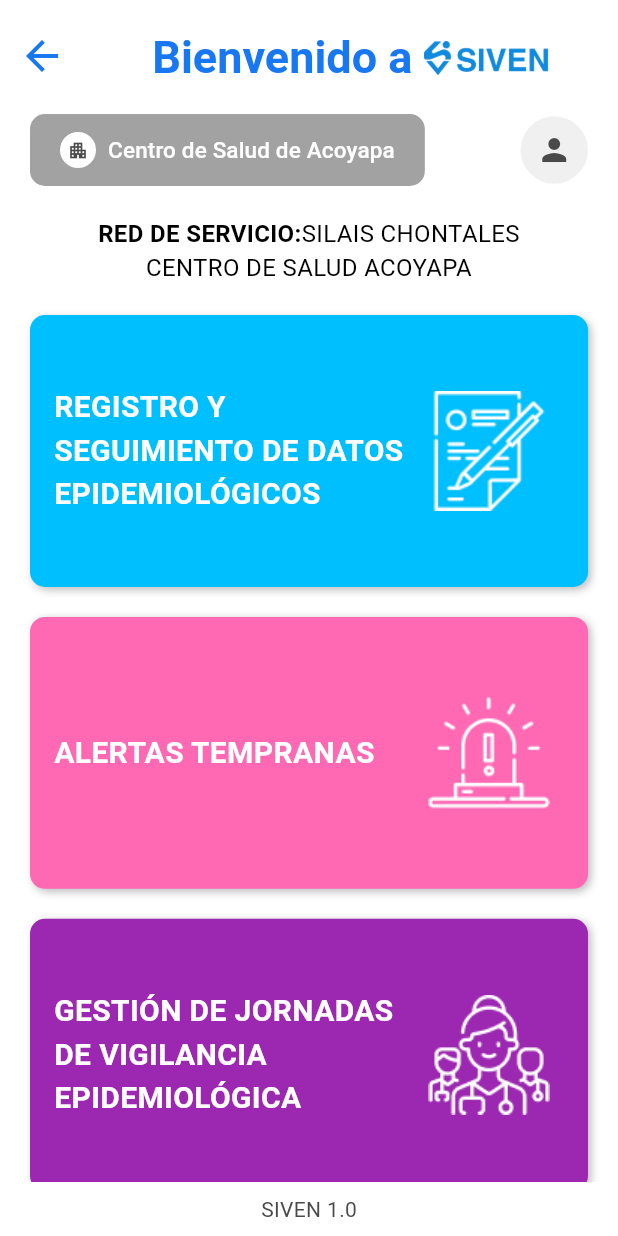
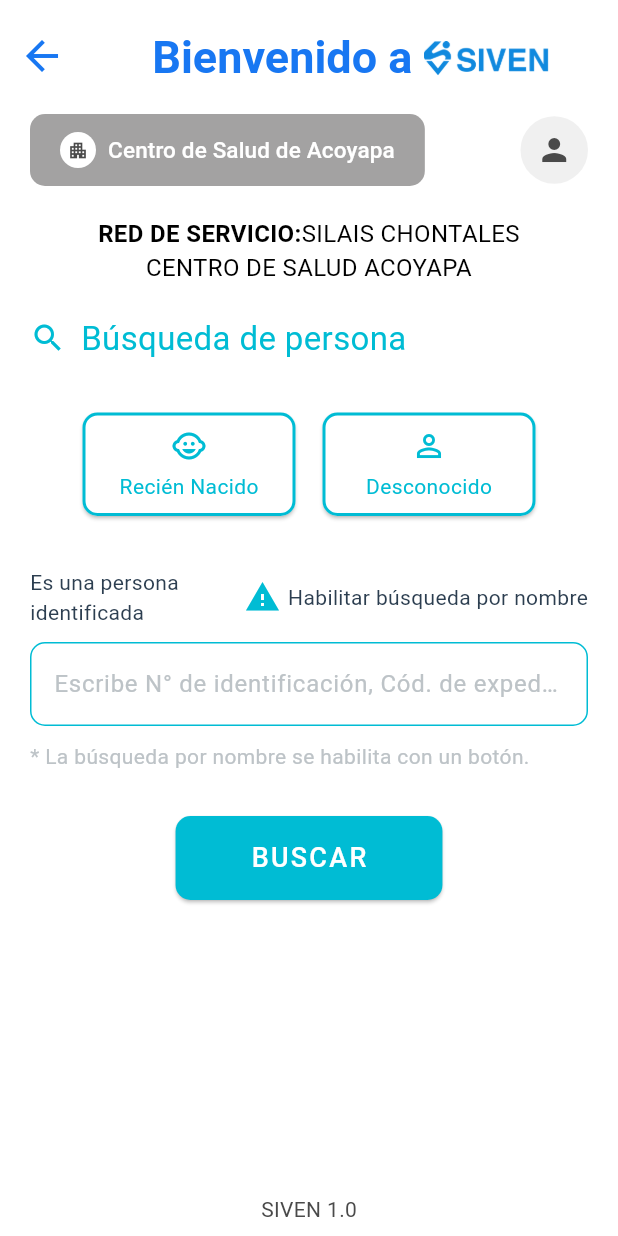
Before and after one commit to Alvaro-Hernandez/SIVEN_APP, a Flutter app: the Home screen opened by its route, after a tap on "REGISTRO Y SEGUIMIENTO DE DATOS EPIDEMIO", on a phone screen of 412 x 824 dp. Run offline on Flutter 3.47's test engine with Material 3 defaults, Android fonts, the phone set to English and light mode, and no system bars; our stand-ins replace dropdown_search, flutter_secure_storage, syncfusion_flutter_charts; accounts and stored records are empty; network calls fail.

Commit message:
:lipstick: Avances en captacion con las 3 primer pantallas diseñada

```diff
--- /dev/null
+++ b/lib/features/captacion/captacion_busqueda_persona.dart
@@ -0,0 +1,238 @@
+import 'package:flutter/material.dart';
+import 'package:siven_app/widgets/version.dart'; // Widget reutilizado
+import 'package:siven_app/widgets/Encabezado_reporte_analisis.dart'; // Widget reutilizado
+
+class CaptacionBusquedaPersona extends StatefulWidget {
+  const CaptacionBusquedaPersona({Key? key}) : super(key: key);
+
+  @override
+  _CaptacionBusquedaPersonaState createState() => _CaptacionBusquedaPersonaState();
+}
+
+class _CaptacionBusquedaPersonaState extends State<CaptacionBusquedaPersona> {
+  bool habilitarBusquedaPorNombre = false;
+  String? seleccion; // Para manejar la selección de botones "Recién Nacido" o "Desconocido"
+
+  @override
+  Widget build(BuildContext context) {
+    return Scaffold(
+      backgroundColor: Colors.white,
+      appBar: AppBar(
+        backgroundColor: Colors.white,
+        elevation: 0,
+        leading: Padding(
+          padding: const EdgeInsets.only(top: 13.0),
+          child: IconButton(
+            icon: const Icon(Icons.arrow_back, color: Color(0xFF1877F2), size: 32),
+            onPressed: () {
+              Navigator.pushNamed(context, '/home');
+            },
+          ),
+        ),
+        title: const EncabezadoBienvenida(), // Título reutilizado
+        centerTitle: true,
+      ),
+      body: Column(
+        mainAxisAlignment: MainAxisAlignment.spaceBetween,
+        children: [
+          Expanded(
+            child: SingleChildScrollView(
+              padding: const EdgeInsets.all(20.0),
+              child: Column(
+                crossAxisAlignment: CrossAxisAlignment.center,
+                children: [
+                  // Filas con botones adicionales (BotonCentroSalud y IconoPerfil)
+                  Row(
+                    mainAxisAlignment: MainAxisAlignment.spaceBetween,
+                    children: const [
+                      BotonCentroSalud(),
+                      IconoPerfil(),
+                    ],
+                  ),
+                  const SizedBox(height: 20),
+
+                  // Red de servicio (otro widget adicional que ya tenías)
+                  const RedDeServicio(),
+                  const SizedBox(height: 20),
+
+                  // Título de búsqueda con el ícono de lupa, ajustado hacia la izquierda
+                  Row(
+                    mainAxisAlignment: MainAxisAlignment.start,
+                    children: const [
+                      Icon(Icons.search, color: Color(0xFF00BCD4)), // Ícono de lupa con color #00BCD4
+                      SizedBox(width: 10),
+                      Text(
+                        'Búsqueda de persona',
+                        style: TextStyle(
+                          fontSize: 22,
+                          color: Color(0xFF00BCD4), // Color del texto
+                        ),
+                      ),
+                    ],
+                  ),
+                  const SizedBox(height: 30),
+
+                  // Botones de selección "Recién Nacido" y "Desconocido", centrados
+                  Row(
+                    mainAxisAlignment: MainAxisAlignment.center, // Centrados
+                    children: [
+                      SizedBox(
+                        width: 150, // Fijando el ancho para ambos botones
+                        child: GestureDetector(
+                          onTap: () {
+                            setState(() {
+                              seleccion = 'Recién Nacido';
+                            });
+                          },
+                          child: Card(
+                            shape: RoundedRectangleBorder(
+                              borderRadius: BorderRadius.circular(10),
+                              side: const BorderSide(color: Color(0xFF00BCD4), width: 2),
+                            ),
+                            color: seleccion == 'Recién Nacido' ? Color(0xFFEAF9FF) : Colors.white,
+                            child: Padding(
+                              padding: const EdgeInsets.symmetric(vertical: 10.0, horizontal: 10.0),
+                              child: Column(
+                                children: const [
+                                  Icon(Icons.child_care, color: Color(0xFF00BCD4)),
+                                  SizedBox(height: 5),
+                                  Text(
+                                    'Recién Nacido',
+                                    style: TextStyle(color: Color(0xFF00BCD4)),
+                                  ),
+                                ],
+                              ),
+                            ),
+                          ),
+                        ),
+                      ),
+                      const SizedBox(width: 10),
+                      SizedBox(
+                        width: 150,
+                        child: GestureDetector(
+                          onTap: () {
+                            setState(() {
+                              seleccion = 'Desconocido';
+                              // Navegación hacia la pantalla captacion_busqueda_por_nombre
+                              Navigator.pushNamed(context, '/captacion_busqueda_por_nombre');
+                            });
+                          },
+                          child: Card(
+                            shape: RoundedRectangleBorder(
+                              borderRadius: BorderRadius.circular(10),
+                              side: const BorderSide(color: Color(0xFF00BCD4), width: 2),
+                            ),
+                            color: seleccion == 'Desconocido' ? Color(0xFFEAF9FF) : Colors.white,
+                            child: Padding(
+                              padding: const EdgeInsets.symmetric(vertical: 10.0, horizontal: 10.0),
+                              child: Column(
+                                children: const [
+                                  Icon(Icons.person_outline, color: Color(0xFF00BCD4)),
+                                  SizedBox(height: 5),
+                                  Text(
+                                    'Desconocido',
+                                    style: TextStyle(color: Color(0xFF00BCD4)),
+                                  ),
+                                ],
+                              ),
+                            ),
+                          ),
+                        ),
+                      ),
+                    ],
+                  ),
+                  const SizedBox(height: 30),
+
+                  // Fila con "Es una persona identificada" y "Habilitar búsqueda por nombre"
+                  Row(
+                    mainAxisAlignment: MainAxisAlignment.spaceBetween,
+                    children: [
+                      Expanded( // Usa Expanded para ajustarse al ancho disponible
+                        child: const Text(
+                          'Es una persona identificada',
+                          style: TextStyle(color: Color(0xFF2C3E50)),
+                        ),
+                      ),
+                      Row(
+                        children: const [
+                          Icon(Icons.warning, color: Color(0xFF00BCD4)),
+                          SizedBox(width: 5),
+                          Text(
+                            'Habilitar búsqueda por nombre',
+                            style: TextStyle(color: Color(0xFF2C3E50)),
+                          ),
+                        ],
+                      ),
+                    ],
+                  ),
+                  const SizedBox(height: 10),
+
+                  // Campo de texto para número de identificación
+                  TextFormField(
+                    decoration: InputDecoration(
+                      hintText: 'Escribe N° de identificación, Cód. de expediente único',
+                      hintStyle: const TextStyle(color: Color(0xFFBDC3C7)),
+                      border: OutlineInputBorder(
+                        borderRadius: BorderRadius.circular(10),
+                        borderSide: const BorderSide(color: Color(0xFF00BCD4), width: 1),
+                      ),
+                      enabledBorder: OutlineInputBorder(
+                        borderRadius: BorderRadius.circular(10),
+                        borderSide: const BorderSide(color: Color(0xFF00BCD4), width: 1),
+                      ),
+                      focusedBorder: OutlineInputBorder(
+                        borderRadius: BorderRadius.circular(10),
+                        borderSide: const BorderSide(color: Color(0xFF00BCD4), width: 2),
+                      ),
+                    ),
+                  ),
+                  const SizedBox(height: 10),
+
+                  // Nota de asterisco
+                  const Align(
+                    alignment: Alignment.centerLeft,
+                    child: Text(
+                      '* La búsqueda por nombre se habilita con un botón.',
+                      style: TextStyle(color: Color(0xFFBDC3C7)),
+                    ),
+                  ),
+                  const SizedBox(height: 30),
+
+                  // Botón Buscar con color de fondo 00BCD4
+                  ElevatedButton(
+                    onPressed: () {
+                      // Navegación a captacion_resultado_busqueda
+                      Navigator.pushNamed(context, '/captacion_resultado_busqueda');
+                    },
+                    style: ElevatedButton.styleFrom(
+                      padding: const EdgeInsets.symmetric(vertical: 15, horizontal: 50),
+                      backgroundColor: const Color(0xFF00BCD4), // Fondo del botón
+                      shape: RoundedRectangleBorder(
+                        borderRadius: BorderRadius.circular(10),
+                      ),
+                    ),
+                    child: const Text(
+                      'BUSCAR',
+                      style: TextStyle(
+                        fontSize: 18,
+                        color: Colors.white,
+                        letterSpacing: 1.5,
+                      ),
+                    ),
+                  ),
+                ],
+              ),
+            ),
+          ),
+          const VersionWidget(), // Widget de la versión reutilizado
+        ],
+      ),
+    );
+  }
+}
+
+void main() {
+  runApp(const MaterialApp(
+    home: CaptacionBusquedaPersona(),
+  ));
+}
--- a/lib/features/home/Home.dart
+++ b/lib/features/home/Home.dart
@@ -92,8 +92,12 @@ class Home extends StatelessWidget {
                         item: cardItems[index],
                         screenHeight: screenSize.height,
                         onTap: () {
+                          // Navegación específica para "REGISTRO Y SEGUIMIENTO DE DATOS EPIDEMIOLÓGICOS"
+                          if (cardItems[index].text == "REGISTRO Y SEGUIMIENTO DE DATOS EPIDEMIOLÓGICOS") {
+                            Navigator.pushNamed(context, '/captacion_busqeda_persona');
+                          }
                           // Navegación específica para "REPORTES Y ANÁLISIS"
-                          if (cardItems[index].text == "REPORTES Y ANÁLISIS") {
+                          else if (cardItems[index].text == "REPORTES Y ANÁLISIS") {
                             Navigator.pushNamed(context, '/FiltrarReporte');
                           }
                           // Navegación específica para "ALERTAS TEMPRANAS"
--- a/lib/main.dart
+++ b/lib/main.dart
@@ -6,6 +6,9 @@ import 'features/search/search_screen.dart';
 import 'features/search/ResultadosBusquedaScreen.dart';
 import 'features/search/Analisis.dart';
 import 'features/Notificationsearch/alerta_temprana.dart';
+import 'features/captacion/captacion_busqueda_persona.dart';
+import 'features/captacion/buscar_por_nombre.dart';
+import 'features/captacion/captacion_resultado_busqueda.dart';
 
 void main() {
   runApp(const MyApp());
@@ -27,6 +30,9 @@ class MyApp extends StatelessWidget {
         '/resultados_busqueda': (context) => ResultadosBusquedaScreen(),
         '/analisis': (context) => AnalisisApp(),
         '/alerta_temprana': (context) => AlertaTemprana(),
+        '/captacion_busqeda_persona': (context) => CaptacionBusquedaPersona(),
+        '/captacion_busqueda_por_nombre': (context) => BusquedaPorNombreScreen(),
+        '/captacion_resultado_busqueda': (context) => CaptacionResultadoBusqueda(),
       },
       onUnknownRoute: (settings) => MaterialPageRoute(
         builder: (context) => Scaffold(
```
Also changed, not shown: lib/features/captacion/buscar_por_nombre.dart (added, +211 -0 lines), lib/features/captacion/captacion_resultado_busqueda.dart (added, +119 -0 lines).
